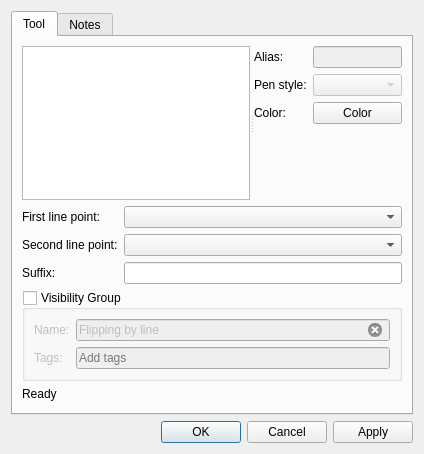
Qt form src/libs/vtools/dialogs/tools/dialogflippingbyline.ui (dismine/valentina) before a commit.
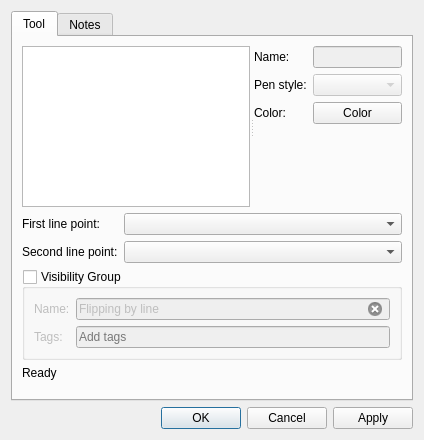
The same form after that commit. Icons and pictures are not drawn. Custom widgets are drawn as their Qt base class.

What changed in the file:
```diff
--- a/src/libs/vtools/dialogs/tools/dialogflippingbyline.ui
+++ b/src/libs/vtools/dialogs/tools/dialogflippingbyline.ui
@@ -7,7 +7,7 @@
     <x>0</x>
     <y>0</y>
     <width>424</width>
-    <height>454</height>
+    <height>440</height>
    </rect>
   </property>
   <property name="windowTitle">
@@ -39,7 +39,7 @@
            <item row="0" column="0">
             <widget class="QLabel" name="labelAlias">
              <property name="text">
-              <string>Alias:</string>
+              <string>Name:</string>
              </property>
             </widget>
            </item>
@@ -118,20 +118,6 @@
          <item row="0" column="1">
           <widget class="QComboBox" name="comboBoxFirstLinePoint"/>
          </item>
-         <item row="2" column="0">
-          <widget class="QLabel" name="labelSuffix">
-           <property name="text">
-            <string>Suffix:</string>
-           </property>
-          </widget>
-         </item>
-         <item row="2" column="1">
-          <widget class="QLineEdit" name="lineEditSuffix">
-           <property name="clearButtonEnabled">
-            <bool>true</bool>
-           </property>
-          </widget>
-         </item>
          <item row="1" column="0">
           <widget class="QLabel" name="labelSecondLinePoint">
            <property name="text">
```
Left out of the diff: 14 changed lines with no effect on the pictures.
